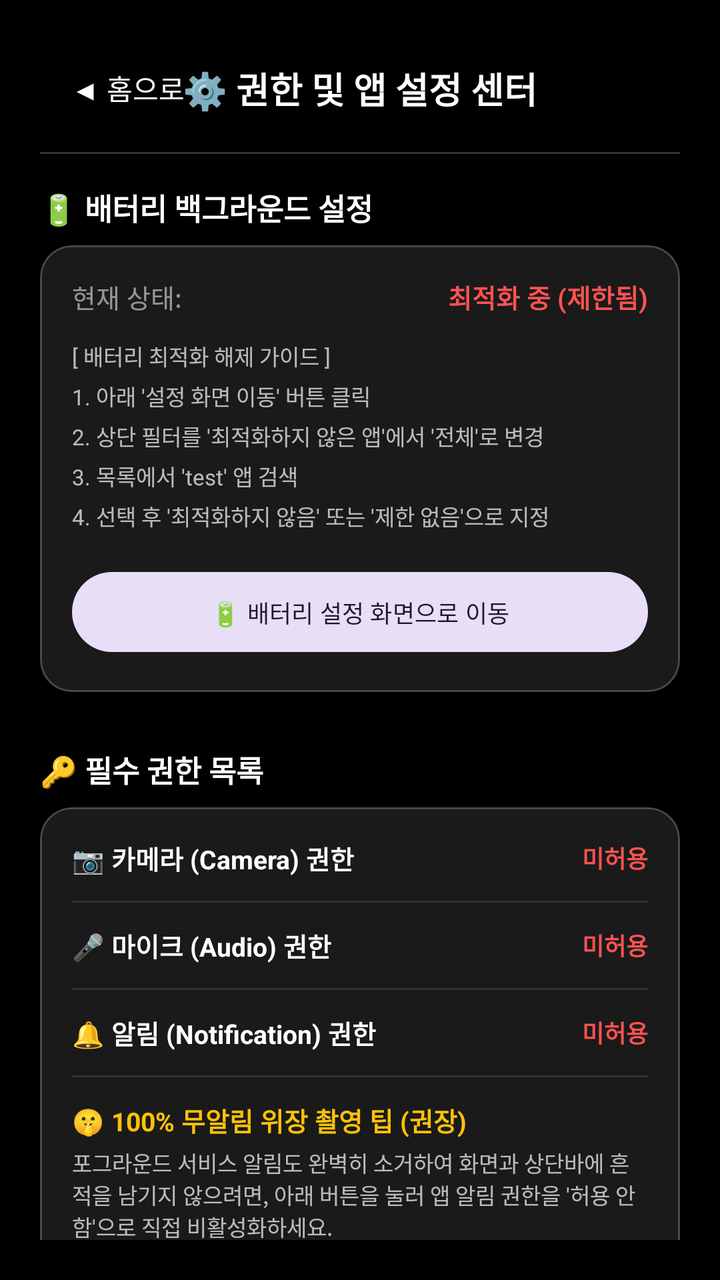
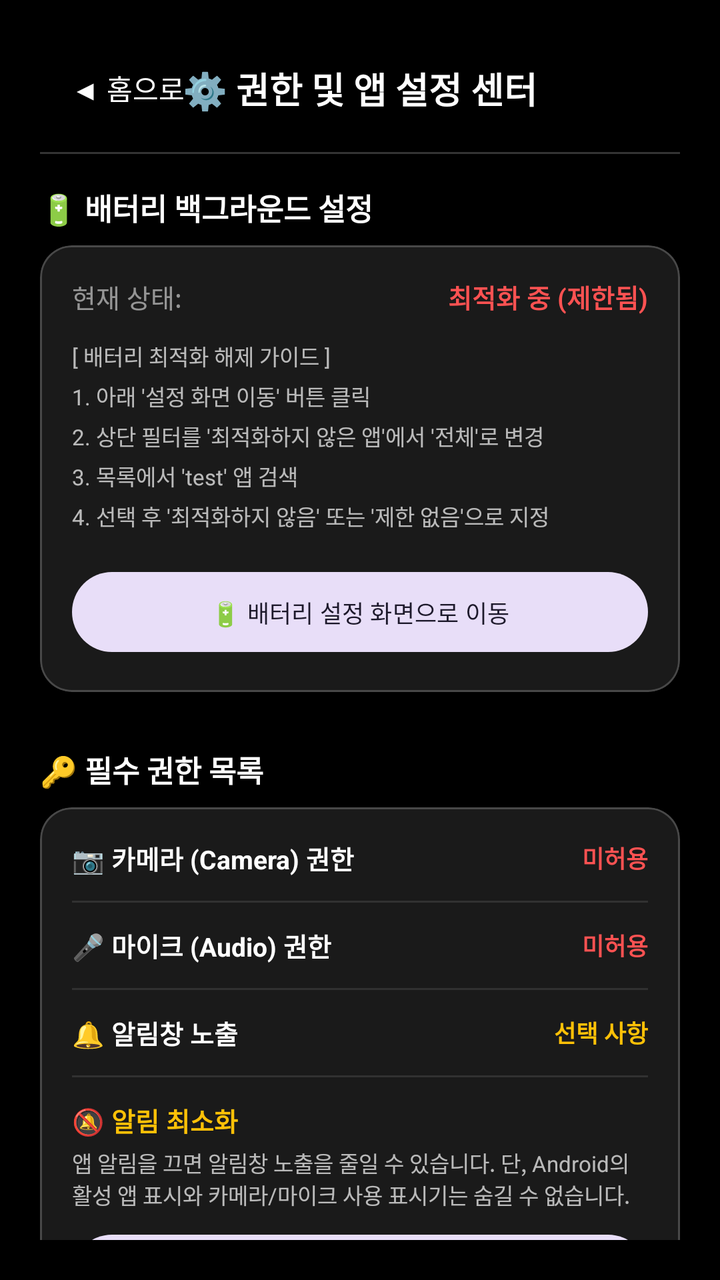

Screens rendered from an Android XML layout before and after an edit, with the pre-edit source and the edit as a unified diff.
<!-- AndroidManifest.xml: application theme Theme.Camera2Study -->
<!-- res/layout/fragment_settings.xml -->
<?xml version="1.0" encoding="utf-8"?>
<androidx.constraintlayout.widget.ConstraintLayout xmlns:android="http://schemas.android.com/apk/res/android"
    xmlns:app="http://schemas.android.com/apk/res-auto"
    android:layout_width="match_parent"
    android:layout_height="match_parent"
    android:background="@android:color/black"
    android:padding="20dp"
    android:fitsSystemWindows="true">

    
    <com.google.android.material.button.MaterialButton
        android:id="@+id/btnBack"
        style="@style/Widget.Material3.Button.TextButton"
        android:layout_width="wrap_content"
        android:layout_height="wrap_content"
        android:text="◀ 홈으로"
        android:textColor="@android:color/white"
        android:textSize="14sp"
        app:layout_constraintStart_toStartOf="parent"
        app:layout_constraintTop_toTopOf="parent" />

    <TextView
        android:id="@+id/txtSettingsTitle"
        android:layout_width="wrap_content"
        android:layout_height="wrap_content"
        android:text="⚙️ 권한 및 앱 설정 센터"
        android:textColor="@android:color/white"
        android:textSize="18sp"
        android:textStyle="bold"
        app:layout_constraintBottom_toBottomOf="@id/btnBack"
        app:layout_constraintEnd_toEndOf="parent"
        app:layout_constraintStart_toStartOf="parent"
        app:layout_constraintTop_toTopOf="@id/btnBack" />

    <View
        android:id="@+id/dividerTop"
        android:layout_width="match_parent"
        android:layout_height="1dp"
        android:layout_marginTop="8dp"
        android:background="#33FFFFFF"
        app:layout_constraintTop_toBottomOf="@id/btnBack" />

    
    <androidx.core.widget.NestedScrollView
        android:layout_width="match_parent"
        android:layout_height="0dp"
        android:layout_marginTop="16dp"
        app:layout_constraintBottom_toBottomOf="parent"
        app:layout_constraintTop_toBottomOf="@id/dividerTop">

        <LinearLayout
            android:layout_width="match_parent"
            android:layout_height="wrap_content"
            android:orientation="vertical">

            
            <TextView
                android:layout_width="wrap_content"
                android:layout_height="wrap_content"
                android:text="🔋 배터리 백그라운드 설정"
                android:textColor="@android:color/white"
                android:textSize="15sp"
                android:textStyle="bold" />

            <com.google.android.material.card.MaterialCardView
                style="@style/Widget.Material3.CardView.Filled"
                android:layout_width="match_parent"
                android:layout_height="wrap_content"
                android:layout_marginTop="8dp"
                app:cardBackgroundColor="#1AFFFFFF"
                app:cardCornerRadius="16dp"
                app:strokeColor="#33FFFFFF"
                app:strokeWidth="1dp">

                <LinearLayout
                    android:layout_width="match_parent"
                    android:layout_height="wrap_content"
                    android:orientation="vertical"
                    android:padding="16dp">

                    <LinearLayout
                        android:layout_width="match_parent"
                        android:layout_height="wrap_content"
                        android:orientation="horizontal"
                        android:gravity="center_vertical">

                        <TextView
                            android:layout_width="0dp"
                            android:layout_height="wrap_content"
                            android:layout_weight="1"
                            android:text="현재 상태:"
                            android:textColor="#8AFFFFFF"
                            android:textSize="13sp" />

                        <TextView
                            android:id="@+id/txtBatteryState"
                            android:layout_width="wrap_content"
                            android:layout_height="wrap_content"
                            android:text="최적화 중 (제한됨)"
                            android:textColor="#FF5252"
                            android:textSize="13sp"
                            android:textStyle="bold" />
                    </LinearLayout>

                    <TextView
                        android:layout_width="match_parent"
                        android:layout_height="wrap_content"
                        android:layout_marginTop="12dp"
                        android:text="[ 배터리 최적화 해제 가이드 ]\n1. 아래 '설정 화면 이동' 버튼 클릭\n2. 상단 필터를 '최적화하지 않은 앱'에서 '전체'로 변경\n3. 목록에서 'test' 앱 검색\n4. 선택 후 '최적화하지 않음' 또는 '제한 없음'으로 지정"
                        android:textColor="#B3FFFFFF"
                        android:textSize="11sp"
                        android:lineSpacingExtra="4dp" />

                    <com.google.android.material.button.MaterialButton
                        android:id="@+id/btnGoBatterySettings"
                        style="@style/Widget.Material3.Button.TonalButton"
                        android:layout_width="match_parent"
                        android:layout_height="wrap_content"
                        android:layout_marginTop="16dp"
                        android:text="🔋 배터리 설정 화면으로 이동"
                        android:textSize="12sp" />
                </LinearLayout>
            </com.google.android.material.card.MaterialCardView>

            
            <TextView
                android:layout_width="wrap_content"
                android:layout_height="wrap_content"
                android:layout_marginTop="28dp"
                android:text="🔑 필수 권한 목록"
                android:textColor="@android:color/white"
                android:textSize="15sp"
                android:textStyle="bold" />

            <com.google.android.material.card.MaterialCardView
                style="@style/Widget.Material3.CardView.Filled"
                android:layout_width="match_parent"
                android:layout_height="wrap_content"
                android:layout_marginTop="8dp"
                app:cardBackgroundColor="#1AFFFFFF"
                app:cardCornerRadius="16dp"
                app:strokeColor="#33FFFFFF"
                app:strokeWidth="1dp">

                <LinearLayout
                    android:layout_width="match_parent"
                    android:layout_height="wrap_content"
                    android:orientation="vertical"
                    android:padding="16dp">

                    
                    <LinearLayout
                        android:layout_width="match_parent"
                        android:layout_height="wrap_content"
                        android:orientation="horizontal"
                        android:gravity="center_vertical">

                        <TextView
                            android:layout_width="0dp"
                            android:layout_height="wrap_content"
                            android:layout_weight="1"
                            android:text="📷 카메라 (Camera) 권한"
                            android:textColor="@android:color/white"
                            android:textSize="13sp"
                            android:textStyle="bold" />

                        <TextView
                            android:id="@+id/txtPermCamera"
                            android:layout_width="wrap_content"
                            android:layout_height="wrap_content"
                            android:text="미허용"
                            android:textColor="#FF5252"
                            android:textSize="12sp"
                            android:textStyle="bold" />
                    </LinearLayout>

                    <View
                        android:layout_width="match_parent"
                        android:layout_height="1dp"
                        android:background="#1AFFFFFF"
                        android:layout_marginVertical="12dp" />

                    
                    <LinearLayout
                        android:layout_width="match_parent"
                        android:layout_height="wrap_content"
                        android:orientation="horizontal"
                        android:gravity="center_vertical">

                        <TextView
                            android:layout_width="0dp"
                            android:layout_height="wrap_content"
                            android:layout_weight="1"
                            android:text="🎤 마이크 (Audio) 권한"
                            android:textColor="@android:color/white"
                            android:textSize="13sp"
                            android:textStyle="bold" />

                        <TextView
                            android:id="@+id/txtPermAudio"
                            android:layout_width="wrap_content"
                            android:layout_height="wrap_content"
                            android:text="미허용"
                            android:textColor="#FF5252"
                            android:textSize="12sp"
                            android:textStyle="bold" />
                    </LinearLayout>

                    <View
                        android:layout_width="match_parent"
                        android:layout_height="1dp"
                        android:background="#1AFFFFFF"
                        android:layout_marginVertical="12dp" />

                    
                    <LinearLayout
                        android:layout_width="match_parent"
                        android:layout_height="wrap_content"
                        android:orientation="horizontal"
                        android:gravity="center_vertical">

                        <TextView
                            android:layout_width="0dp"
                            android:layout_height="wrap_content"
                            android:layout_weight="1"
                            android:text="🔔 알림 (Notification) 권한"
                            android:textColor="@android:color/white"
                            android:textSize="13sp"
                            android:textStyle="bold" />

                        <TextView
                            android:id="@+id/txtPermNotification"
                            android:layout_width="wrap_content"
                            android:layout_height="wrap_content"
                            android:text="미허용"
                            android:textColor="#FF5252"
                            android:textSize="12sp"
                            android:textStyle="bold" />
                    </LinearLayout>

                    <View
                        android:layout_width="match_parent"
                        android:layout_height="1dp"
                        android:background="#1AFFFFFF"
                        android:layout_marginVertical="12dp" />

                    
                    <LinearLayout
                        android:layout_width="match_parent"
                        android:layout_height="wrap_content"
                        android:orientation="vertical">

                        <TextView
                            android:layout_width="wrap_content"
                            android:layout_height="wrap_content"
                            android:text="🤫 100% 무알림 위장 촬영 팁 (권장)"
                            android:textColor="#FFC107"
                            android:textSize="13sp"
                            android:textStyle="bold" />

                        <TextView
                            android:layout_width="match_parent"
                            android:layout_height="wrap_content"
                            android:layout_marginTop="4dp"
                            android:text="포그라운드 서비스 알림도 완벽히 소거하여 화면과 상단바에 흔적을 남기지 않으려면, 아래 버튼을 눌러 앱 알림 권한을 '허용 안 함'으로 직접 비활성화하세요."
                            android:textColor="#B3FFFFFF"
                            android:textSize="11sp" />

                        <com.google.android.material.button.MaterialButton
                            android:id="@+id/btnDisableNotification"
                            style="@style/Widget.Material3.Button.TonalButton"
                            android:layout_width="match_parent"
                            android:layout_height="wrap_content"
                            android:layout_marginTop="8dp"
                            android:text="🤫 알림 노출 완전히 끄기"
                            android:textSize="12sp" />
                    </LinearLayout>

                    <com.google.android.material.button.MaterialButton
                        android:id="@+id/btnRequestPermissions"
                        style="@style/Widget.Material3.Button"
                        android:layout_width="match_parent"
                        android:layout_height="wrap_content"
                        android:layout_marginTop="20dp"
                        android:text="🔑 누락된 필수 권한 승인하기"
                        android:textSize="12sp" />
                </LinearLayout>
            </com.google.android.material.card.MaterialCardView>

            <TextView
                android:layout_width="match_parent"
                android:layout_height="wrap_content"
                android:layout_marginTop="20dp"
                android:layout_marginBottom="30dp"
                android:text="* 주의: 필수 권한이 허용되어야 비공개 카메라를 통해 사진/비디오를 정상 촬영할 수 있습니다."
                android:textColor="#59FFFFFF"
                android:textSize="10sp" />
        </LinearLayout>
    </androidx.core.widget.NestedScrollView>

</androidx.constraintlayout.widget.ConstraintLayout>
<!-- resources referenced by this layout -->
<resources>
  <style name="Theme.Camera2Study" parent="Theme.Material3.DayNight.NoActionBar">
          <item name="android:statusBarColor" tools:targetApi="l">@android:color/black</item>
          <item name="android:navigationBarColor">@android:color/black</item>
      </style>
</resources>

<!-- the commit's change to res/layout/fragment_settings.xml (unified diff, before → after) -->
@@ -223,7 +223,7 @@
                             android:layout_width="0dp"
                             android:layout_height="wrap_content"
                             android:layout_weight="1"
-                            android:text="🔔 알림 (Notification) 권한"
+                            android:text="🔔 알림창 노출"
                             android:textColor="@android:color/white"
                             android:textSize="13sp"
                             android:textStyle="bold" />
@@ -232,8 +232,8 @@
                             android:id="@+id/txtPermNotification"
                             android:layout_width="wrap_content"
                             android:layout_height="wrap_content"
-                            android:text="미허용"
-                            android:textColor="#FF5252"
+                            android:text="선택 사항"
+                            android:textColor="#FFC107"
                             android:textSize="12sp"
                             android:textStyle="bold" />
                     </LinearLayout>
@@ -253,7 +253,7 @@
                         <TextView
                             android:layout_width="wrap_content"
                             android:layout_height="wrap_content"
-                            android:text="🤫 100% 무알림 위장 촬영 팁 (권장)"
+                            android:text="🔕 알림 최소화"
                             android:textColor="#FFC107"
                             android:textSize="13sp"
                             android:textStyle="bold" />
@@ -262,7 +262,7 @@
                             android:layout_width="match_parent"
                             android:layout_height="wrap_content"
                             android:layout_marginTop="4dp"
-                            android:text="포그라운드 서비스 알림도 완벽히 소거하여 화면과 상단바에 흔적을 남기지 않으려면, 아래 버튼을 눌러 앱 알림 권한을 '허용 안 함'으로 직접 비활성화하세요."
+                            android:text="앱 알림을 끄면 알림창 노출을 줄일 수 있습니다. 단, Android의 활성 앱 표시와 카메라/마이크 사용 표시기는 숨길 수 없습니다."
                             android:textColor="#B3FFFFFF"
                             android:textSize="11sp" />
 
@@ -272,7 +272,7 @@
                             android:layout_width="match_parent"
                             android:layout_height="wrap_content"
                             android:layout_marginTop="8dp"
-                            android:text="🤫 알림 노출 완전히 끄기"
+                            android:text="알림 설정 열기"
                             android:textSize="12sp" />
                     </LinearLayout>
 
@@ -283,6 +283,96 @@
                         android:layout_height="wrap_content"
                         android:layout_marginTop="20dp"
                         android:text="🔑 누락된 필수 권한 승인하기"
+                        android:textSize="12sp" />
+                </LinearLayout>
+            </com.google.android.material.card.MaterialCardView>
+
+            <TextView
+                android:layout_width="wrap_content"
+                android:layout_height="wrap_content"
+                android:layout_marginTop="28dp"
+                android:text="PIN 진입 설정"
+                android:textColor="@android:color/white"
+                android:textSize="15sp"
+                android:textStyle="bold" />
+
+            <com.google.android.material.card.MaterialCardView
+                style="@style/Widget.Material3.CardView.Filled"
+                android:layout_width="match_parent"
+                android:layout_height="wrap_content"
+                android:layout_marginTop="8dp"
+                app:cardBackgroundColor="#1AFFFFFF"
+                app:cardCornerRadius="16dp"
+                app:strokeColor="#33FFFFFF"
+                app:strokeWidth="1dp">
+
+                <LinearLayout
+                    android:layout_width="match_parent"
+                    android:layout_height="wrap_content"
+                    android:orientation="vertical"
+                    android:padding="16dp">
+
+                    <LinearLayout
+                        android:layout_width="match_parent"
+                        android:layout_height="wrap_content"
+                        android:gravity="center_vertical"
+                        android:orientation="horizontal">
+
+                        <TextView
+                            android:layout_width="0dp"
+                            android:layout_height="wrap_content"
+                            android:layout_weight="1"
+                            android:text="4자리 PIN 잠금"
+                            android:textColor="@android:color/white"
+                            android:textSize="13sp"
+                            android:textStyle="bold" />
+
+                        <TextView
+                            android:id="@+id/txtPinState"
+                            android:layout_width="wrap_content"
+                            android:layout_height="wrap_content"
+                            android:text="꺼짐"
+                            android:textColor="#8AFFFFFF"
+                            android:textSize="12sp"
+                            android:textStyle="bold" />
+                    </LinearLayout>
+
+                    <com.google.android.material.switchmaterial.SwitchMaterial
+                        android:id="@+id/switchPinLock"
+                        android:layout_width="match_parent"
+                        android:layout_height="wrap_content"
+                        android:layout_marginTop="10dp"
+                        android:text="계산기 = 버튼 롱프레스 후 PIN 요구"
+                        android:textColor="#B3FFFFFF"
+                        android:textSize="12sp" />
+
+                    <com.google.android.material.textfield.TextInputLayout
+                        android:layout_width="match_parent"
+                        android:layout_height="wrap_content"
+                        android:layout_marginTop="10dp"
+                        android:hint="PIN 4자리"
+                        app:boxBackgroundColor="#1A000000"
+                        app:boxStrokeColor="#66FFFFFF"
+                        app:hintTextColor="#8AFFFFFF">
+
+                        <com.google.android.material.textfield.TextInputEditText
+                            android:id="@+id/inputPinCode"
+                            android:layout_width="match_parent"
+                            android:layout_height="wrap_content"
+                            android:digits="0123456789"
+                            android:inputType="numberPassword"
+                            android:maxLength="4"
+                            android:textColor="@android:color/white"
+                            android:textSize="14sp" />
+                    </com.google.android.material.textfield.TextInputLayout>
+
+                    <com.google.android.material.button.MaterialButton
+                        android:id="@+id/btnSavePin"
+                        style="@style/Widget.Material3.Button.TonalButton"
+                        android:layout_width="match_parent"
+                        android:layout_height="wrap_content"
+                        android:layout_marginTop="12dp"
+                        android:text="PIN 설정 저장"
                         android:textSize="12sp" />
                 </LinearLayout>
             </com.google.android.material.card.MaterialCardView>
